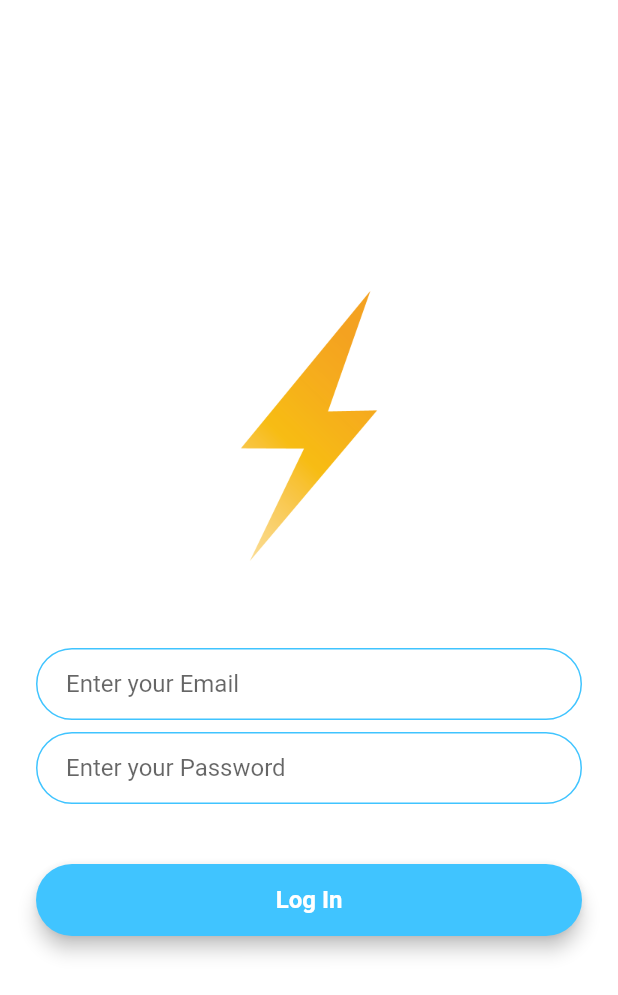
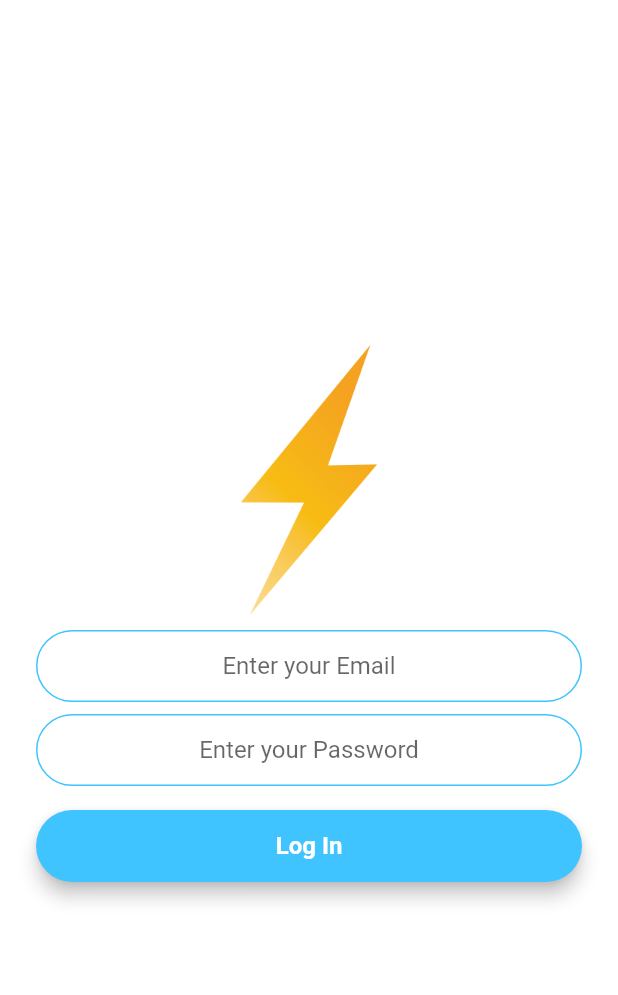
Before and after one commit to nash-2023/NashChat, a Flutter app: the LoginScreen screen opened by its route, after a tap on "Log In", on a phone screen of 412 x 824 dp. Shown: the top 995 px of the screen. Run offline on Flutter 3.47's test engine with Material 2 defaults, Android fonts, the light colour scheme and no system bars; drawn by our look-alikes of modal_progress_hud_nsn; our stand-ins replace animated_text_kit, cloud_firestore, firebase_auth, firebase_core; accounts and stored records are empty.

Commit message:
1Dec2022

```diff
--- a/nash_chat/lib/main.dart
+++ b/nash_chat/lib/main.dart
@@ -26,3 +26,4 @@ class FlashChat extends StatelessWidget {
     );
   }
 }
+// C:\Users\Dev.abdallla\AppData\Local\Pub\Cache\bin
--- a/nash_chat/lib/screens/login_screen.dart
+++ b/nash_chat/lib/screens/login_screen.dart
@@ -1,5 +1,6 @@
+import 'package:firebase_auth/firebase_auth.dart';
 import 'package:flutter/material.dart';
-
+import 'package:modal_progress_hud_nsn/modal_progress_hud_nsn.dart';
 import '../components/roundedButton.dart';
 import '../constants.dart';
 
@@ -9,11 +10,17 @@ class LoginScreen extends StatefulWidget {
 }
 
 class _LoginScreenState extends State<LoginScreen> {
+  final _auth = FirebaseAuth.instance;
+  bool showSpin = false;
+  String? my_email;
+  String? my_password;
   @override
   Widget build(BuildContext context) {
     return Scaffold(
       backgroundColor: Colors.white,
-      body: Padding(
+      body: ModalProgressHUD(
+        inAsyncCall: showSpin,
+        child: Padding(
           padding: EdgeInsets.symmetric(horizontal: 24.0),
           child: Column(
             mainAxisAlignment: MainAxisAlignment.center,
@@ -26,34 +33,49 @@ class _LoginScreenState extends State<LoginScreen> {
                   child: Image.asset('images/logo.png'),
                 ),
               ),
-            SizedBox(
-              height: 48.0,
-            ),
+              // SizedBox(height: 48.0),
               TextField(
+                textAlign: TextAlign.center,
+                keyboardType: TextInputType.emailAddress,
                 onChanged: (value) {
-                //Do something with the user input.
+                  my_email = value;
                 },
                 decoration:
                     KTextFieldDecoration.copyWith(hintText: 'Enter your Email'),
               ),
-            SizedBox(
-              height: 8.0,
-            ),
+              SizedBox(height: 8.0),
               TextField(
+                  obscureText: true,
+                  textAlign: TextAlign.center,
                   onChanged: (value) {
-                  //Do something with the user input.
+                    my_password = value;
                   },
                   decoration: KTextFieldDecoration.copyWith(
                       hintText: 'Enter your Password')),
-            SizedBox(
-              height: 24.0,
-            ),
+              // SizedBox(height: 24.0),
               RoundedButton(
                 title: 'Log In',
                 clr: Colors.lightBlueAccent,
-              onTap: () {},
+                onTap: () async {
+                  setState(() {
+                    showSpin = true;
+                  });
+                  try {
+                    final new_user = await _auth.signInWithEmailAndPassword(
+                        email: my_email!, password: my_password!);
+                    if (new_user != null) {
+                      Navigator.pushNamed(context, Pages_router.chat);
+                    }
+                  } catch (e) {
+                    print(e);
+                  }
+                  setState(() {
+                    showSpin = false;
+                  });
+                },
               ),
             ],
+          ),
         ),
       ),
     );
```
Also changed, not shown: nash_chat/lib/screens/chat_screen.dart (+37 -2 lines), nash_chat/lib/screens/registration_screen.dart (+37 -14 lines), nash_chat/lib/screens/welcome_screen.dart (+5 -2 lines), nash_chat/pubspec.yaml (+5 -2 lines), nash_chat/pubspec.lock, 6 other files. Lines whose indentation alone changed are shown as unchanged.
